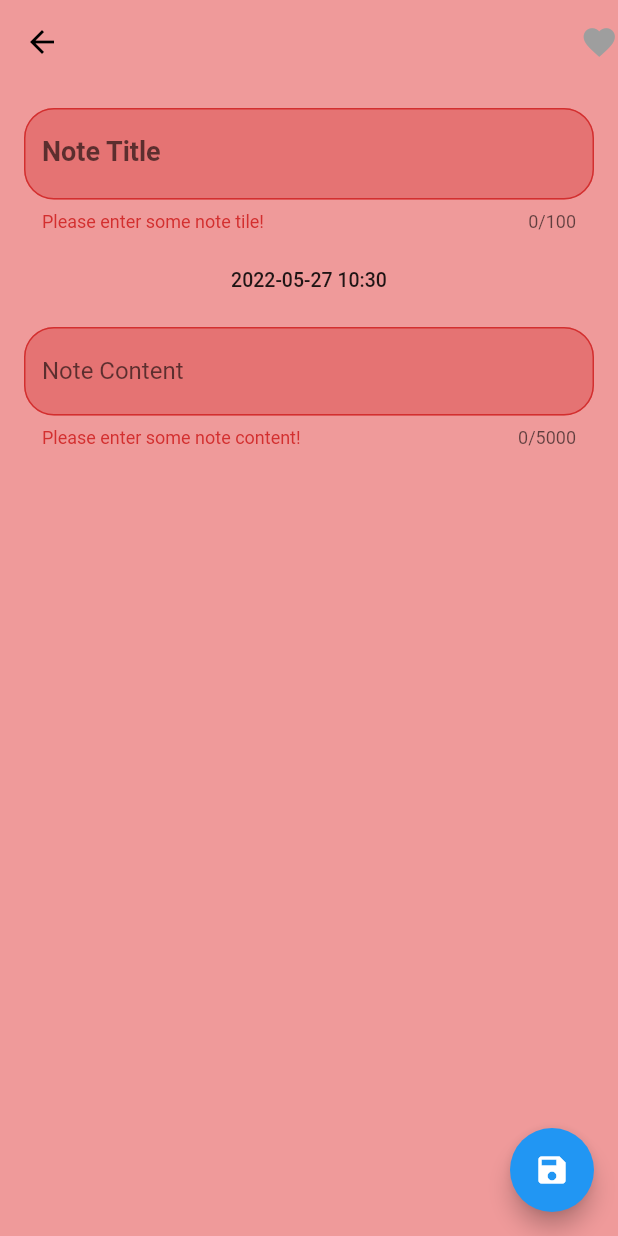
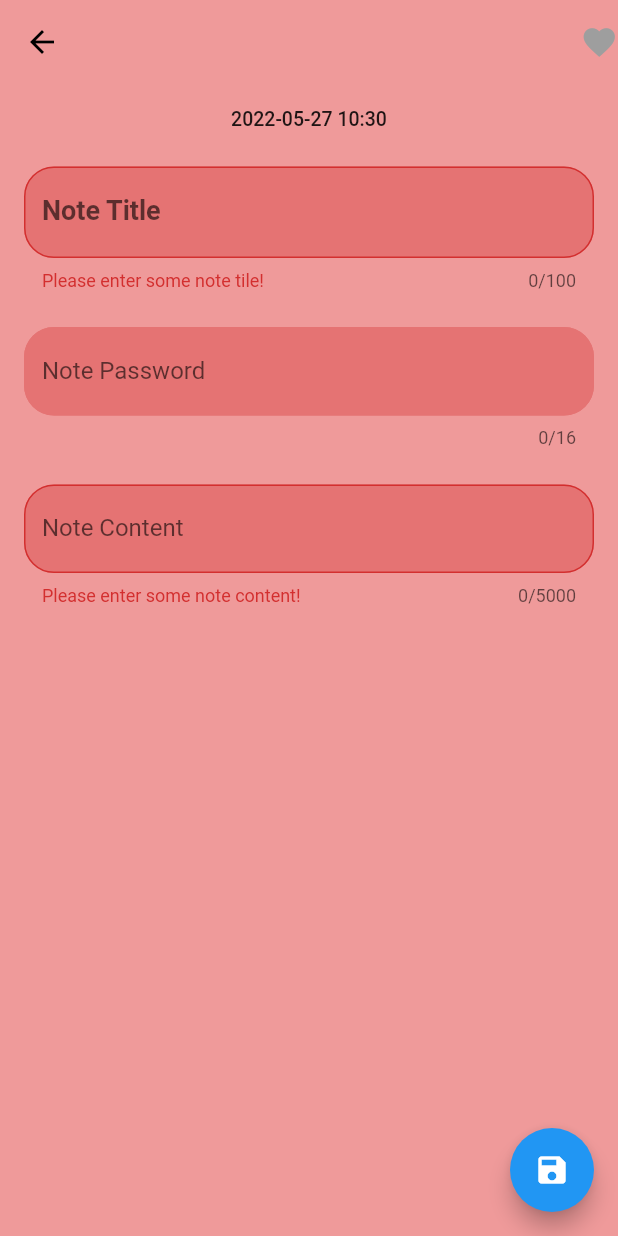
Before and after one commit to uclMuhammed/FireNotes, a Flutter app: the ReaderEditorScreen screen opened directly with empty values, after a tap on the "save" icon, on a phone screen of 412 x 824 dp. Run offline on Flutter 3.47's test engine with Material 2 defaults, Android fonts, the phone set to English and light mode, and no system bars; drawn by our look-alikes of like_button; our stand-ins replace cloud_firestore, firebase_core, google_fonts; accounts and stored records are empty.

Commit message:
şifreli not eklendi

```diff
--- a/lib/screen/note_editor.dart
+++ b/lib/screen/note_editor.dart
@@ -89,7 +89,7 @@ class _NoteEditorScreenState extends State<NoteEditorScreen> {
                   height: 24,
                 ),
                 TextFormField(
-                  keyboardType: TextInputType.visiblePassword,
+                  keyboardType: TextInputType.name,
                   controller: passwordController,
                   obscureText: true,
                   maxLength: 16,
@@ -98,8 +98,9 @@ class _NoteEditorScreenState extends State<NoteEditorScreen> {
                   style: AppStyle.mainContetnt,
                   validator: (val) {
                     if (val!.isNotEmpty && val.length < 6) {
-                      return 'Password too short';
+                      return 'Your password must be 6 characters';
                     }
+                    return null;
                   },
                 ),
                 const SizedBox(
--- a/lib/screen/note_list_screen.dart
+++ b/lib/screen/note_list_screen.dart
@@ -74,6 +74,9 @@ class _NoteListScreenState extends State<NoteListScreen> {
                                               validator: (val) {
                                                 if (val!.isEmpty) {
                                                   return 'Please enter some password';
+                                                }
+                                                if (val.length < 6) {
+                                                  return 'Your password must be 6 characters';
                                                 }
                                                 if (note.get("password") !=
                                                     passController.text) {
--- a/lib/screen/reader_editor.dart
+++ b/lib/screen/reader_editor.dart
@@ -18,6 +18,7 @@ class _ReaderEditorScreenState extends State<ReaderEditorScreen> {
   get dates => daet.replaceRange(16, null, "");
   final TextEditingController tileController = TextEditingController();
   final TextEditingController contentController = TextEditingController();
+  final TextEditingController passwordController = TextEditingController();
 
   bool isFav = false;
 
@@ -27,6 +28,7 @@ class _ReaderEditorScreenState extends State<ReaderEditorScreen> {
 
     tileController.text = widget.doc["note_tile"];
     contentController.text = widget.doc["note_content"];
+    passwordController.text = widget.doc["password"];
 
     return Scaffold(
       backgroundColor: AppStyle.cardColors[colorId],
@@ -56,6 +58,13 @@ class _ReaderEditorScreenState extends State<ReaderEditorScreen> {
             padding: const EdgeInsets.all(16.0),
             child: Column(
               children: [
+                Text(
+                  dates,
+                  style: AppStyle.dateTile,
+                ),
+                const SizedBox(
+                  height: 24,
+                ),
                 TextFormField(
                   controller: tileController,
                   maxLength: 100,
@@ -72,9 +81,23 @@ class _ReaderEditorScreenState extends State<ReaderEditorScreen> {
                 const SizedBox(
                   height: 24,
                 ),
-                Text(
-                  dates,
-                  style: AppStyle.dateTile,
+                TextFormField(
+                  keyboardType: TextInputType.name,
+                  controller: passwordController,
+                  obscureText: true,
+                  maxLength: 16,
+                  decoration:
+                      textFormFieldDecoration(colorId, "", "Note Password"),
+                  style: AppStyle.mainContetnt,
+                  validator: (val) {
+                    if (val!.isEmpty) {
+                      return null;
+                    }
+                    if (val!.isNotEmpty && val.length < 6) {
+                      return 'Your password must be 6 characters.';
+                    }
+                    return null;
+                  },
                 ),
                 const SizedBox(
                   height: 24,
@@ -107,7 +130,6 @@ class _ReaderEditorScreenState extends State<ReaderEditorScreen> {
                 content: Text("Progressing Data"),
               ),
             );
-          }
             if (contentController.text.isNotEmpty &&
                 tileController.text.isNotEmpty) {
               FirebaseFirestore.instance
@@ -117,6 +139,7 @@ class _ReaderEditorScreenState extends State<ReaderEditorScreen> {
                 "favorite": isFav,
                 "color_id": widget.doc["color_id"],
                 "creation_date": dates,
+                "password": passwordController.text,
                 "note_content": contentController.text,
                 "note_tile": tileController.text,
                 "ischecking": false,
@@ -125,6 +148,7 @@ class _ReaderEditorScreenState extends State<ReaderEditorScreen> {
                   context,
                   MaterialPageRoute(
                       builder: (context) => const TabBarHomeScreen()));
+            }
           }
         },
         child: const Icon(Icons.save),
```
Lines whose indentation alone changed are shown as unchanged.
